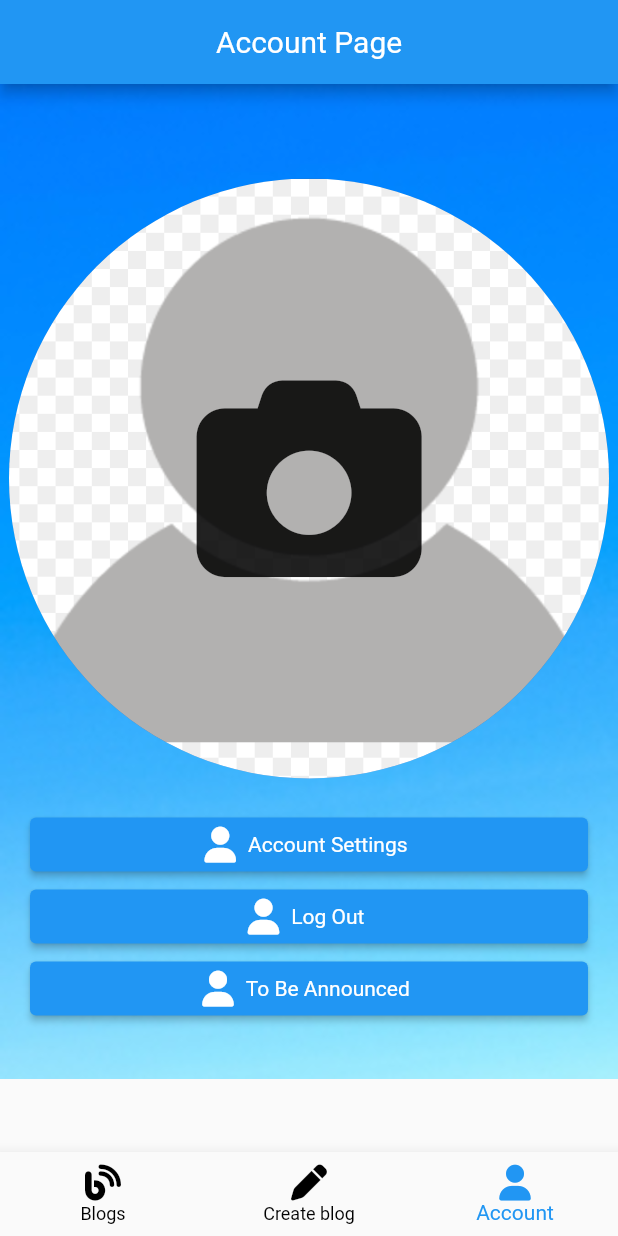
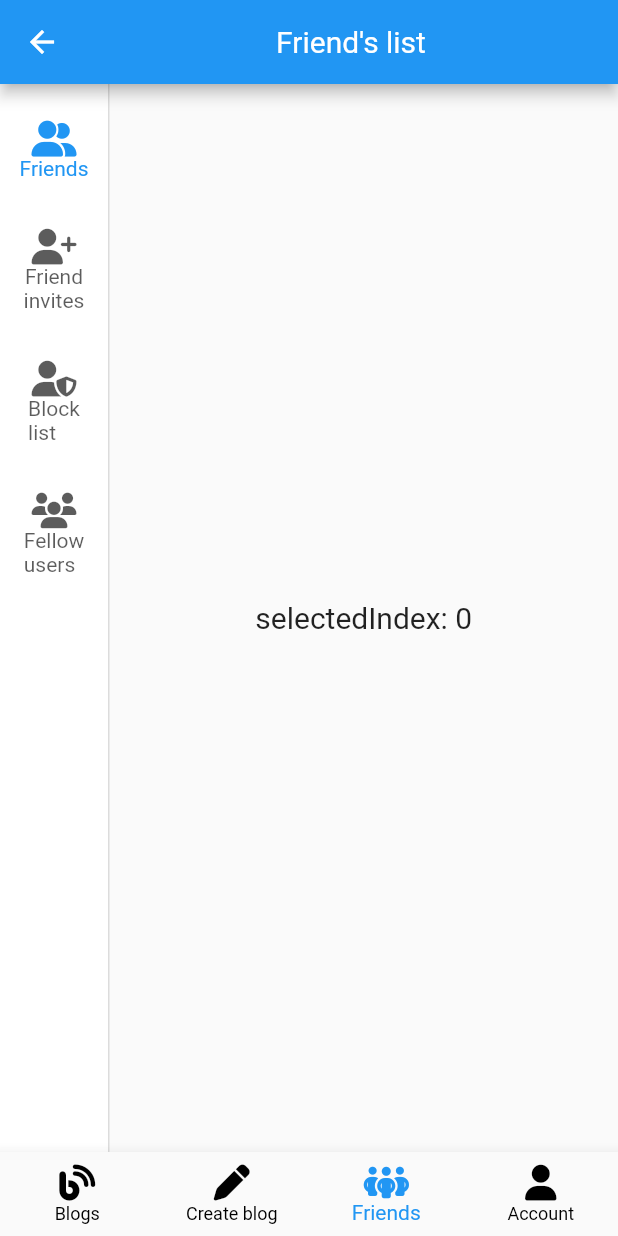
Before and after one commit to AllifAmey/blogapp-frontend, a Flutter app: the TabsScreen screen opened by its route, item 3 of the bottom bar chosen, on a phone screen of 412 x 824 dp. Run offline on Flutter 3.47's test engine with Material 2 defaults, Android fonts, the phone set to English and light mode, and no system bars; our stand-ins replace firebase_core, firebase_crashlytics, firebase_storage, font_awesome_flutter, image_picker; accounts and stored records are empty; network calls fail.

Commit message:
added friend's list frontend-only

```diff
--- a/lib/screens/blog_main_screen.dart
+++ b/lib/screens/blog_main_screen.dart
@@ -2,11 +2,8 @@ import 'package:provider/provider.dart';
 import 'package:flutter/material.dart';
 import 'package:font_awesome_flutter/font_awesome_flutter.dart';
 
-import '../providers/user_provider.dart';
 import '../providers/user_blog_provider.dart';
 
-import './blog_create_form_screen.dart';
-import './account_profile_screen.dart';
 import './blog_individual_screen.dart';
 
 class BlogMain extends StatelessWidget {
--- /dev/null
+++ b/lib/screens/friends_screen.dart
@@ -0,0 +1,69 @@
+import 'package:flutter/material.dart';
+import 'package:font_awesome_flutter/font_awesome_flutter.dart';
+
+class FriendScreen extends StatefulWidget {
+  const FriendScreen({Key? key}) : super(key: key);
+
+  @override
+  State<FriendScreen> createState() => _FriendScreenState();
+}
+
+class _FriendScreenState extends State<FriendScreen> {
+  /// Screen to show current friends and current users in the system.
+  /// Main Screen holds all the friends
+  /// To the left holds a Navigation rail
+  /// Navigation Rails contains users online, block list, friend request,
+  /// friends page.
+  /// Upon entering one of the page the relevant page will be highlighted on the,
+  /// Navigation Rails widget.
+
+  int _selectedIndex = 0;
+
+  @override
+  Widget build(BuildContext context) {
+    return Scaffold(
+      appBar: AppBar(
+        title: Center(child: Text("Friend's list")),
+      ),
+      body: Row(
+        children: <Widget>[
+          NavigationRail(
+
+            selectedIndex: _selectedIndex,
+            onDestinationSelected: (int index) {
+              setState(() {
+                _selectedIndex = index;
+              });
+            },
+            labelType: NavigationRailLabelType.all,
+            destinations: const <NavigationRailDestination>[
+              NavigationRailDestination(
+                icon: FaIcon(FontAwesomeIcons.userGroup),
+                label: Text('Friends'),
+              ),
+              NavigationRailDestination(
+                icon: FaIcon(FontAwesomeIcons.userPlus),
+                label: Text('Friend\ninvites', textAlign: TextAlign.center,),
+              ),
+              NavigationRailDestination(
+                icon: FaIcon(FontAwesomeIcons.userShield),
+                label: Text('Block\nlist'),
+              ),
+              NavigationRailDestination(
+                icon: FaIcon(FontAwesomeIcons.users),
+                label: Text('Fellow\nusers'),
+              ),
+            ],
+          ),
+          const VerticalDivider(thickness: 1, width: 1),
+          // This is the main content.
+          Expanded(
+            child: Center(
+              child: Text('selectedIndex: $_selectedIndex'),
+            ),
+          )
+        ],
+      ),
+    );
+  }
+}
--- a/lib/screens/tabs_screen.dart
+++ b/lib/screens/tabs_screen.dart
@@ -1,12 +1,10 @@
 import 'package:flutter/material.dart';
-
 import 'package:font_awesome_flutter/font_awesome_flutter.dart';
-import 'package:provider/provider.dart';
-
 
 import './blog_main_screen.dart';
 import './blog_create_form_screen.dart';
 import './account_profile_screen.dart';
+import './friends_screen.dart';
 
 class TabsScreen extends StatefulWidget {
   static const routeName = 'tabs/';
@@ -32,6 +30,10 @@ class _TabsScreenState extends State<TabsScreen> {
       'title': 'Create a blog!'
     },
     {
+      'page': FriendScreen(),
+      'title': 'Friends Page'
+    },
+    {
       'page': const Account(),
       'title': 'Account Page'
     },
@@ -41,7 +43,7 @@ class _TabsScreenState extends State<TabsScreen> {
   @override
   Widget build(BuildContext context) {
     int _selectedPageIndex = widget.pageNumDefault;
-
+    print(widget.pageNumDefault);
     void _selectPage(int index) {
       setState(() {
         widget.pageNumDefault = index;
@@ -54,6 +56,7 @@ class _TabsScreenState extends State<TabsScreen> {
         selectedItemColor: Colors.blue,
         onTap: _selectPage,
         currentIndex: widget.pageNumDefault,
+        type: BottomNavigationBarType.fixed,
         items: const [
           BottomNavigationBarItem(
             icon: FaIcon(FontAwesomeIcons.blog),
@@ -64,6 +67,10 @@ class _TabsScreenState extends State<TabsScreen> {
             label: "Create blog",
           ),
           BottomNavigationBarItem(
+            icon: FaIcon(FontAwesomeIcons.peopleGroup),
+            label: "Friends",
+          ),
+          BottomNavigationBarItem(
             icon: FaIcon(FontAwesomeIcons.solidUser),
             label: "Account",
           ),
```
